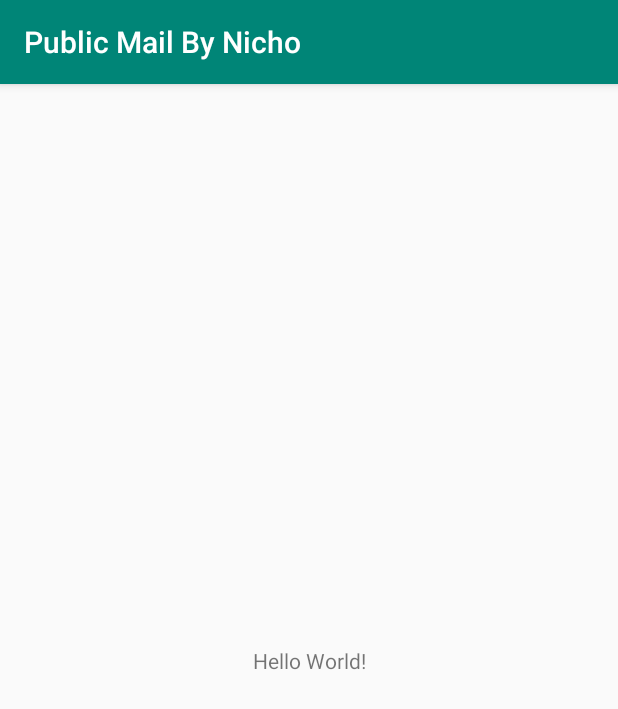
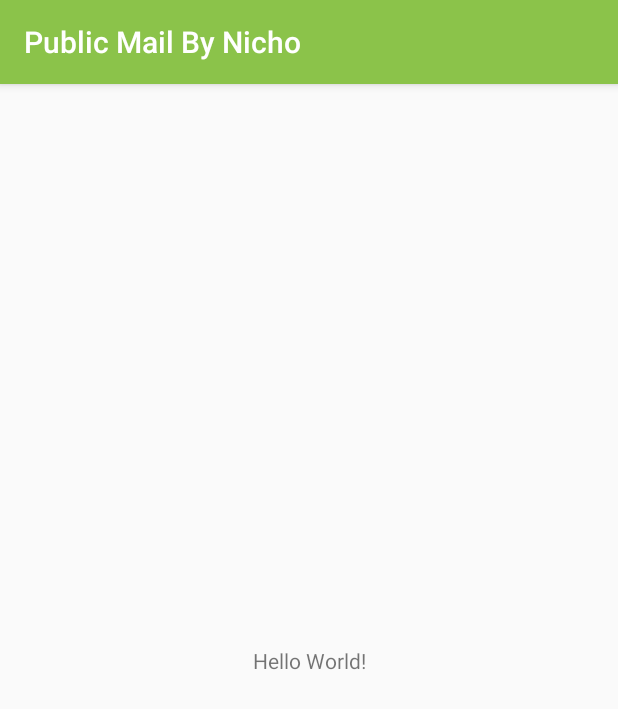
Before and after one commit to nicholas-ps/Public-Mail-By-Nicho, an Android app: the screen it shows after launch (MainActivity), on a phone screen of 412 x 824 dp. Shown: the top 709 px of the screen. Run offline under Robolectric (Android 15) with nearby library versions, the phone set to English and light mode, and no system bars.

Commit message:
change resource color and restructure package to mvvm

```diff
--- a/app/src/main/AndroidManifest.xml
+++ b/app/src/main/AndroidManifest.xml
@@ -9,7 +9,7 @@
         android:roundIcon="@mipmap/ic_launcher_round"
         android:supportsRtl="true"
         android:theme="@style/AppTheme">
-        <activity android:name=".MainActivity">
+        <activity android:name=".view.MainActivity">
             <intent-filter>
                 <action android:name="android.intent.action.MAIN" />
 
--- a/app/src/main/java/id/ac/ui/cs/mobileprogramming/nicholas_priambodo/public_mail_by_nicho/MainActivity.java
+++ b/app/src/main/java/id/ac/ui/cs/mobileprogramming/nicholas_priambodo/public_mail_by_nicho/view/MainActivity.java
@@ -1,8 +1,10 @@
-package id.ac.ui.cs.mobileprogramming.nicholas_priambodo.public_mail_by_nicho;
+package id.ac.ui.cs.mobileprogramming.nicholas_priambodo.public_mail_by_nicho.view;
 
 import androidx.appcompat.app.AppCompatActivity;
 
 import android.os.Bundle;
+
+import id.ac.ui.cs.mobileprogramming.nicholas_priambodo.public_mail_by_nicho.R;
 
 public class MainActivity extends AppCompatActivity {
 
--- a/app/src/main/res/layout/activity_main.xml
+++ b/app/src/main/res/layout/activity_main.xml
@@ -4,7 +4,7 @@
     xmlns:tools="http://schemas.android.com/tools"
     android:layout_width="match_parent"
     android:layout_height="match_parent"
-    tools:context=".MainActivity">
+    tools:context=".view.MainActivity">
 
     <TextView
         android:layout_width="wrap_content"
--- a/app/src/main/res/values/colors.xml
+++ b/app/src/main/res/values/colors.xml
@@ -1,6 +1,6 @@
 <?xml version="1.0" encoding="utf-8"?>
 <resources>
-    <color name="colorPrimary">#008577</color>
-    <color name="colorPrimaryDark">#00574B</color>
-    <color name="colorAccent">#D81B60</color>
+    <color name="colorPrimary">#8BC34A</color>
+    <color name="colorPrimaryDark">#4CAF50</color>
+    <color name="colorAccent">#CDDC39</color>
 </resources>
```
